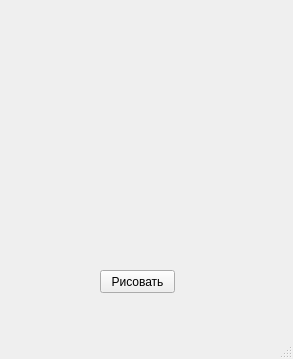
AlexT228/QtR, file UI.ui: the form before one commit.
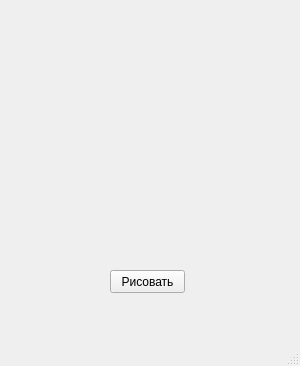
The form after the commit.

What changed in the file:
```diff
--- a/UI.ui
+++ b/UI.ui
@@ -6,8 +6,8 @@
    <rect>
     <x>0</x>
     <y>0</y>
-    <width>293</width>
-    <height>359</height>
+    <width>300</width>
+    <height>366</height>
    </rect>
   </property>
   <property name="windowTitle">
@@ -17,7 +17,7 @@
    <widget class="QPushButton" name="cre_btn">
     <property name="geometry">
      <rect>
-      <x>100</x>
+      <x>110</x>
       <y>270</y>
       <width>75</width>
       <height>23</height>
```
Left out of the diff: 2 changed lines with no effect on the pictures.
